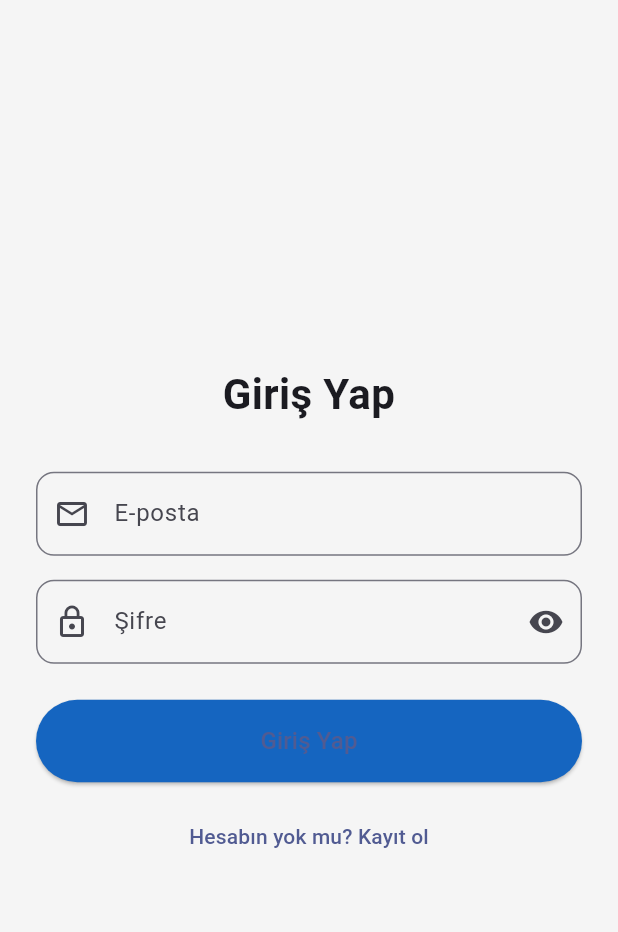
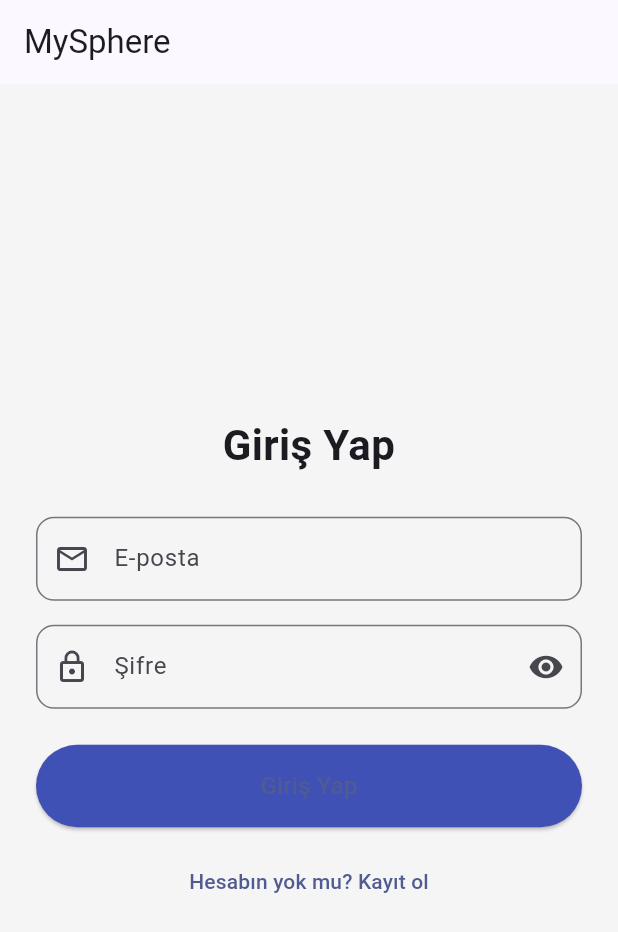
Before and after one commit to SharpShooter263/MySphere, a Flutter app: the screen it shows after launch, on a phone screen of 412 x 824 dp. Shown: the top 932 px of the screen. Run offline on Flutter 3.47's test engine with Material 3 defaults, Android fonts, the phone set to English and light mode, and no system bars.

Commit message:
Update login_screen.dart

```diff
--- a/lib/screens/login_screen.dart
+++ b/lib/screens/login_screen.dart
@@ -14,20 +14,25 @@ class _LoginScreenState extends State<LoginScreen> {
   @override
   Widget build(BuildContext context) {
     return Scaffold(
+      appBar: AppBar(title: const Text('MySphere')),
       backgroundColor: Colors.grey[100],
-      body: Padding(
-        padding: const EdgeInsets.all(24.0),
+      body: Center(
+        child: SingleChildScrollView(
+          padding: const EdgeInsets.all(24),
           child: Column(
-          mainAxisAlignment: MainAxisAlignment.center,
             crossAxisAlignment: CrossAxisAlignment.stretch,
             children: [
+              const SizedBox(height: 8),
               const Text(
                 'Giriş Yap',
                 textAlign: TextAlign.center,
                 style: TextStyle(fontSize: 28, fontWeight: FontWeight.bold),
               ),
-            const SizedBox(height: 32),
+              const SizedBox(height: 28),
+
+              // E-posta
               TextField(
+                keyboardType: TextInputType.emailAddress,
                 decoration: InputDecoration(
                   prefixIcon: const Icon(Icons.email_outlined),
                   hintText: 'E-posta',
@@ -36,20 +41,21 @@ class _LoginScreenState extends State<LoginScreen> {
                   ),
                 ),
               ),
+
               const SizedBox(height: 16),
+
+              // Şifre
               TextField(
                 obscureText: _obscurePassword,
                 decoration: InputDecoration(
                   prefixIcon: const Icon(Icons.lock_outline),
                   suffixIcon: IconButton(
+                    onPressed: () {
+                      setState(() => _obscurePassword = !_obscurePassword);
+                    },
                     icon: Icon(
                       _obscurePassword ? Icons.visibility : Icons.visibility_off,
                     ),
-                  onPressed: () {
-                    setState(() {
-                      _obscurePassword = !_obscurePassword;
-                    });
-                  },
                   ),
                   hintText: 'Şifre',
                   border: OutlineInputBorder(
@@ -57,24 +63,36 @@ class _LoginScreenState extends State<LoginScreen> {
                   ),
                 ),
               ),
+
               const SizedBox(height: 24),
+
+              // Giriş butonu
               ElevatedButton(
-              onPressed: () {},
+                onPressed: () {
+                  // Şimdilik demo: snackbar
+                  ScaffoldMessenger.of(context).showSnackBar(
+                    const SnackBar(content: Text('Giriş denendi (demo)')),
+                  );
+                },
                 style: ElevatedButton.styleFrom(
                   padding: const EdgeInsets.symmetric(vertical: 16),
-                backgroundColor: Colors.blue[800],
+                  backgroundColor: Colors.indigo,
                   shape: RoundedRectangleBorder(
                     borderRadius: BorderRadius.circular(30),
                   ),
                 ),
                 child: const Text('Giriş Yap', style: TextStyle(fontSize: 16)),
               ),
+
               const SizedBox(height: 12),
+
+              // Kayıt ol yönlendirme
               TextButton(
                 onPressed: () {
-                Navigator.push(
-                  context,
-                  MaterialPageRoute(builder: (context) => SignupScreen()),
+                  Navigator.of(context).push(
+                    MaterialPageRoute(
+                      builder: (context) => const SignupScreen(),
+                    ),
                   );
                 },
                 child: const Text('Hesabın yok mu? Kayıt ol'),
@@ -82,6 +100,7 @@ class _LoginScreenState extends State<LoginScreen> {
             ],
           ),
         ),
+      ),
     );
   }
 }
```
Lines whose indentation alone changed are shown as unchanged.
